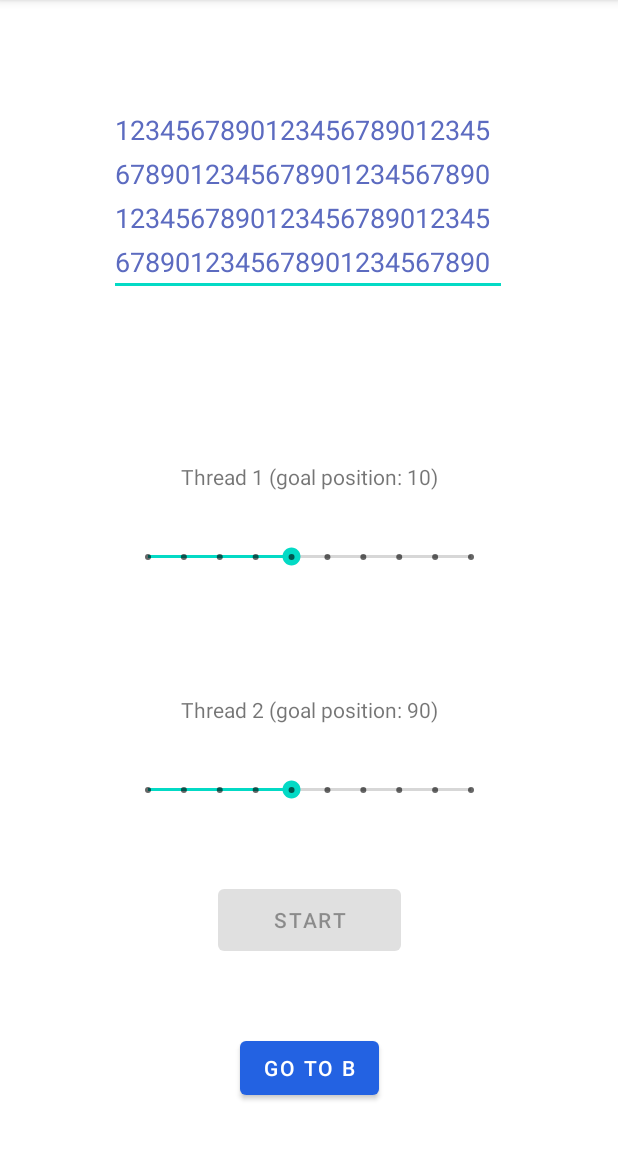
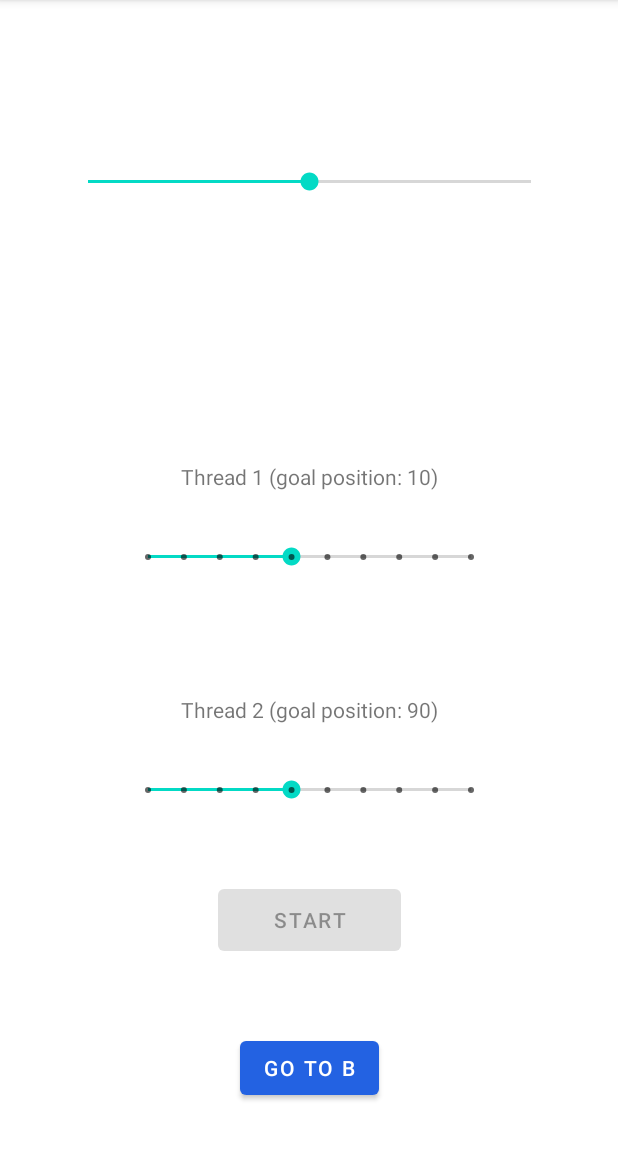
Before and after one commit to yevkk/univ, an Android app: the screen it shows after launch (PartAActivity), after a tap on "START", on a phone screen of 412 x 824 dp, the part 84-1236 px from its top. Run offline under Robolectric (Android 15) with nearby library versions, the phone set to English and light mode, and no system bars.

Commit message:
changed textEdit to slider

```diff
--- a/distributed_computing/Lab1/app/src/main/java/com/example/lab1/a/EditTextWrapper.java
+++ /dev/null
@@ -1,32 +0,0 @@
-package com.example.lab1.a;
-
-import android.widget.EditText;
-
-public class EditTextWrapper {
-    public enum Action {INC, DEC}
-
-    private final EditText editText;
-    private final int min;
-    private final int max;
-
-    public EditTextWrapper(EditText editText, int min, int max) {
-        this.editText = editText;
-        this.min = min;
-        this.max = max;
-    }
-
-    public synchronized void changeSelection(Action action) {
-        switch (action) {
-            case INC:
-                if (editText.getSelectionStart() + 1 <= max) {
-                    editText.setSelection(editText.getSelectionStart() + 1);
-                }
-                break;
-            case DEC:
-                if (editText.getSelectionStart() - 1 >= min) {
-                    editText.setSelection(editText.getSelectionStart() - 1);
-                }
-                break;
-        }
-    }
-}
--- a/distributed_computing/Lab1/app/src/main/java/com/example/lab1/a/PartAActivity.java
+++ b/distributed_computing/Lab1/app/src/main/java/com/example/lab1/a/PartAActivity.java
@@ -5,15 +5,12 @@ import androidx.appcompat.app.AppCompatActivity;
 import android.content.Intent;
 import android.os.Bundle;
 import android.view.View;
-import android.widget.EditText;
 import android.widget.SeekBar;
 
 import com.example.lab1.R;
 import com.example.lab1.b.PartBActivity;
 
 public class PartAActivity extends AppCompatActivity {
-    Thread th1, th2;
-
     @Override
     protected void onCreate(Bundle savedInstanceState) {
         super.onCreate(savedInstanceState);
@@ -26,27 +23,32 @@ public class PartAActivity extends AppCompatActivity {
     public void onStartBtnCLick(View view) {
         view.setEnabled(false);
 
-        EditText editText = findViewById(R.id.editText);
-        editText.requestFocus();
-        editText.setSelection(50);
+        SeekBar seekBar = findViewById(R.id.seekBar);
+        seekBar.setProgress(50);
+        seekBar.setOnSeekBarChangeListener(null);
 
-        EditTextWrapper editTextWrapper = new EditTextWrapper(editText, 10, 90);
-        th1 = new Thread(new SelectionMover(editTextWrapper, EditTextWrapper.Action.DEC), "th1-min");
-        th2 = new Thread(new SelectionMover(editTextWrapper, EditTextWrapper.Action.INC), "th2-max");
+
+
+        SeekBarWrapper seekBarWrapper = new SeekBarWrapper(seekBar, seekBar.getMax() / 10, seekBar.getMax() * 9 / 10);
+        SliderMover th1 = new SliderMover(seekBarWrapper, SeekBarWrapper.Action.DEC, "th1-min");
+        SliderMover th2 = new SliderMover(seekBarWrapper, SeekBarWrapper.Action.INC, "th2-max");
 
         SeekBar th1PriorityBar = findViewById(R.id.th1PriorityBar);
         th1PriorityBar.setEnabled(true);
-        th1PriorityBar.setOnSeekBarChangeListener(new ThreadPriorityBarListener(th1));
+        th1PriorityBar.setOnSeekBarChangeListener(new ThreadPriorityBarListener(th1.getThread()));
 
         SeekBar th2PriorityBar = findViewById(R.id.th2PriorityBar);
         th2PriorityBar.setEnabled(true);
-        th2PriorityBar.setOnSeekBarChangeListener(new ThreadPriorityBarListener(th2));
+        th2PriorityBar.setOnSeekBarChangeListener(new ThreadPriorityBarListener(th2.getThread()));
 
-        th1.setPriority(((SeekBar) findViewById(R.id.th1PriorityBar)).getProgress() + 1);
-        th2.setPriority(((SeekBar) findViewById(R.id.th2PriorityBar)).getProgress() + 1);
+        th1.getThread().setPriority(((SeekBar) findViewById(R.id.th1PriorityBar)).getProgress() + 1);
+        th2.getThread().setPriority(((SeekBar) findViewById(R.id.th2PriorityBar)).getProgress() + 1);
 
-        th1.start();
-        th2.start();
+        th1.getThread().setDaemon(true);
+        th2.getThread().setDaemon(true);
+
+        th1.getThread().start();
+        th2.getThread().start();
     }
 
     public void onGotoBBtnClick(View view) {
--- /dev/null
+++ b/distributed_computing/Lab1/app/src/main/java/com/example/lab1/a/SeekBarWrapper.java
@@ -0,0 +1,32 @@
+package com.example.lab1.a;
+
+import android.widget.SeekBar;
+
+public class SeekBarWrapper {
+    public enum Action {INC, DEC}
+
+    private final SeekBar seekBar;
+    private final int min;
+    private final int max;
+
+    public SeekBarWrapper(SeekBar seekBar, int min, int max) {
+        this.seekBar = seekBar;
+        this.min = min;
+        this.max = max;
+    }
+
+    public synchronized void changeSelection(Action action) {
+        switch (action) {
+            case INC:
+                if (seekBar.getProgress() + 1 <= max) {
+                    seekBar.setProgress(seekBar.getProgress() + 1);
+                }
+                break;
+            case DEC:
+                if (seekBar.getProgress() - 1 >= min) {
+                    seekBar.setProgress(seekBar.getProgress() - 1);
+                }
+                break;
+        }
+    }
+}
--- a/distributed_computing/Lab1/app/src/main/java/com/example/lab1/a/SelectionMover.java
+++ /dev/null
@@ -1,23 +0,0 @@
-package com.example.lab1.a;
-
-public class SelectionMover implements Runnable {
-    private final EditTextWrapper editTextWrapper;
-    private final EditTextWrapper.Action action;
-
-    SelectionMover(EditTextWrapper editTextWrapper, EditTextWrapper.Action action) {
-        this.editTextWrapper = editTextWrapper;
-        this.action = action;
-    }
-
-    @Override
-    public void run() {
-        while (true) {
-            editTextWrapper.changeSelection(action);
-            try {
-                Thread.sleep(500 / Thread.currentThread().getPriority());
-            } catch (InterruptedException e) {
-                e.printStackTrace();
-            }
-        }
-    }
-}
--- /dev/null
+++ b/distributed_computing/Lab1/app/src/main/java/com/example/lab1/a/SliderMover.java
@@ -0,0 +1,38 @@
+package com.example.lab1.a;
+
+public class SliderMover implements Runnable {
+    private final SeekBarWrapper editTextWrapper;
+    private final SeekBarWrapper.Action action;
+    private Thread thread;
+    private boolean stop = false;
+
+    public SliderMover(SeekBarWrapper editTextWrapper, SeekBarWrapper.Action action, String name) {
+        this.editTextWrapper = editTextWrapper;
+        this.action = action;
+        thread = new Thread(this, name);
+    }
+
+    @Override
+    public void run() {
+        while (!stop) {
+            editTextWrapper.changeSelection(action);
+            try {
+                Thread.sleep(500 / Thread.currentThread().getPriority());
+            } catch (InterruptedException e) {
+                e.printStackTrace();
+            }
+        }
+    }
+
+    public void start() {
+        thread.start();
+    }
+
+    public void stop() {
+        stop = true;
+    }
+
+    public Thread getThread() {
+        return thread;
+    }
+}
--- a/distributed_computing/Lab1/app/src/main/java/com/example/lab1/a/ThreadPriorityBarListener.java
+++ b/distributed_computing/Lab1/app/src/main/java/com/example/lab1/a/ThreadPriorityBarListener.java
@@ -4,9 +4,9 @@ import android.widget.SeekBar;
 import android.widget.SeekBar.OnSeekBarChangeListener;
 
 public class ThreadPriorityBarListener implements OnSeekBarChangeListener {
-    Thread thread;
+    private final Thread thread;
 
-    ThreadPriorityBarListener(Thread thread) {
+    public ThreadPriorityBarListener(Thread thread) {
         this.thread = thread;
     }
 
--- a/distributed_computing/Lab1/app/src/main/java/com/example/lab1/b/PartBActivity.java
+++ b/distributed_computing/Lab1/app/src/main/java/com/example/lab1/b/PartBActivity.java
@@ -14,13 +14,12 @@ public class PartBActivity extends AppCompatActivity {
     @Override
     protected void onCreate(Bundle savedInstanceState) {
         super.onCreate(savedInstanceState);
+        setContentView(R.layout.activity_part_b);
 
         findViewById(R.id.stopTh1Btn).setEnabled(false);
         findViewById(R.id.stopTh2Btn).setEnabled(false);
 
         semaphore = 1;
-
-        setContentView(R.layout.activity_part_b);
     }
 
     public void onStartTh1BtnClick(View view) {
--- a/distributed_computing/Lab1/app/src/main/res/layout/activity_main.xml
+++ b/distributed_computing/Lab1/app/src/main/res/layout/activity_main.xml
@@ -5,26 +5,6 @@
     android:layout_width="match_parent"
     android:layout_height="match_parent"
     tools:context=".a.PartAActivity">
-
-    <EditText
-        android:id="@+id/editText"
-        android:layout_width="265dp"
-        android:layout_height="133dp"
-        android:layout_marginTop="64dp"
-        android:autofillHints=""
-        android:ems="10"
-        android:gravity="start|top"
-        android:hint="@string/startButtonText"
-        android:inputType="textMultiLine"
-        android:lineSpacingExtra="8sp"
-        android:text="@string/dumbText"
-        android:textColor="#5C6BC0"
-        android:textSize="18sp"
-        app:layout_constraintEnd_toEndOf="parent"
-        app:layout_constraintHorizontal_bias="0.497"
-        app:layout_constraintStart_toStartOf="parent"
-        app:layout_constraintTop_toTopOf="parent"
-        tools:text="@string/dumbText" />
 
     <SeekBar
         android:id="@+id/th2PriorityBar"
@@ -94,4 +74,16 @@
         app:layout_constraintEnd_toEndOf="parent"
         app:layout_constraintStart_toStartOf="parent" />
 
+    <SeekBar
+        android:id="@+id/seekBar"
+        android:layout_width="327dp"
+        android:layout_height="43dp"
+        android:layout_marginTop="100dp"
+        android:max="100"
+        android:progress="50"
+        app:layout_constraintEnd_toEndOf="parent"
+        app:layout_constraintHorizontal_bias="0.502"
+        app:layout_constraintStart_toStartOf="parent"
+        app:layout_constraintTop_toTopOf="parent" />
+
 </androidx.constraintlayout.widget.ConstraintLayout>
```
